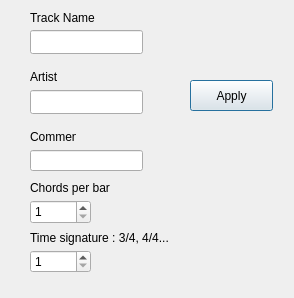
Above: GridEditor/TrackProperties.ui from jcelerier/pfa_guitar_tutor before the change. Below: the same form after it.
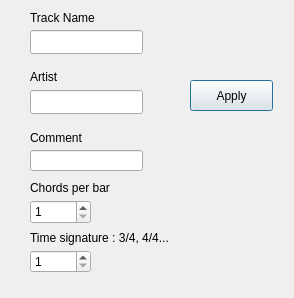
That is the form after the change.

What changed in the file:
```diff
--- a/GridEditor/TrackProperties.ui
+++ b/GridEditor/TrackProperties.ui
@@ -144,8 +144,8 @@
     <rect>
      <x>30</x>
      <y>130</y>
-     <width>46</width>
-     <height>13</height>
+     <width>171</width>
+     <height>16</height>
     </rect>
    </property>
    <property name="text">
```
